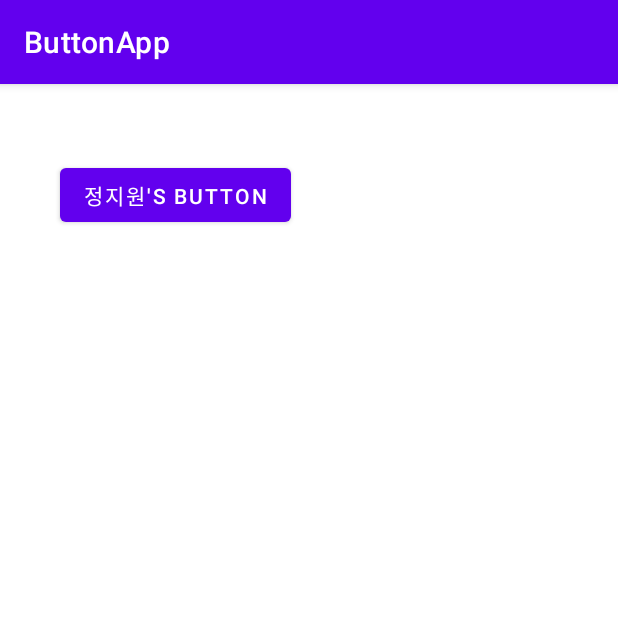
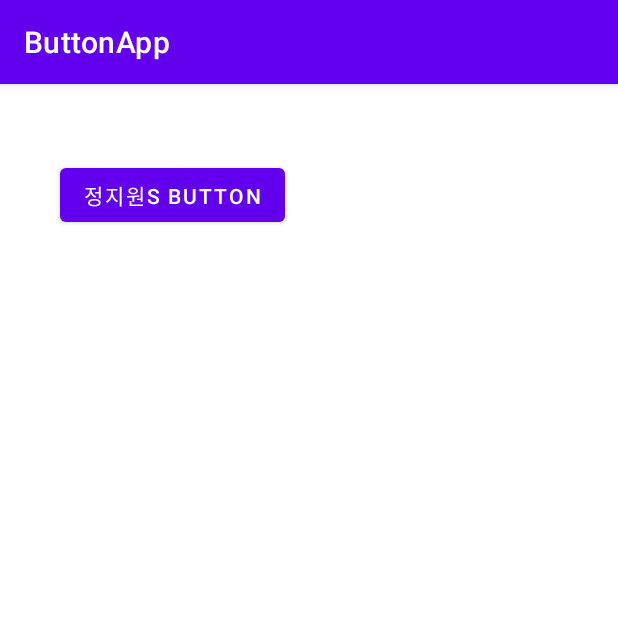
Before and after one commit to wpdlf/ButtonApp, an Android app: the screen it shows after launch (MainActivity), on a phone screen of 412 x 824 dp, the top half of it. Run offline under Robolectric (Android 15) with nearby library versions, the phone set to English and light mode, and no system bars.

Commit message:
remove hardcoding warn

```diff
--- a/app/src/main/res/layout/activity_main.xml
+++ b/app/src/main/res/layout/activity_main.xml
@@ -23,7 +23,7 @@
         android:layout_marginStart="40dp"
         android:layout_marginLeft="40dp"
         android:layout_marginTop="50dp"
-        android:text="정지원's Button"
+        android:text="@string/greeting"
         app:layout_constraintStart_toStartOf="parent"
         app:layout_constraintTop_toTopOf="parent" />
 
--- a/app/src/main/res/values/strings.xml
+++ b/app/src/main/res/values/strings.xml
@@ -1,3 +1,4 @@
 <resources>
     <string name="app_name">ButtonApp</string>
+    <string name="greeting">정지원s Button</string>
 </resources>
```
